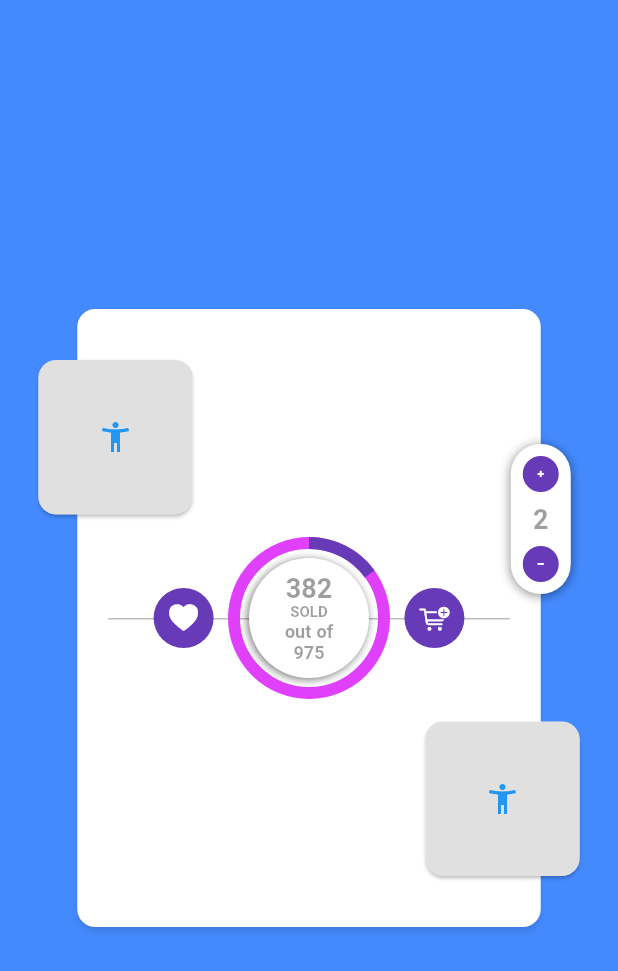
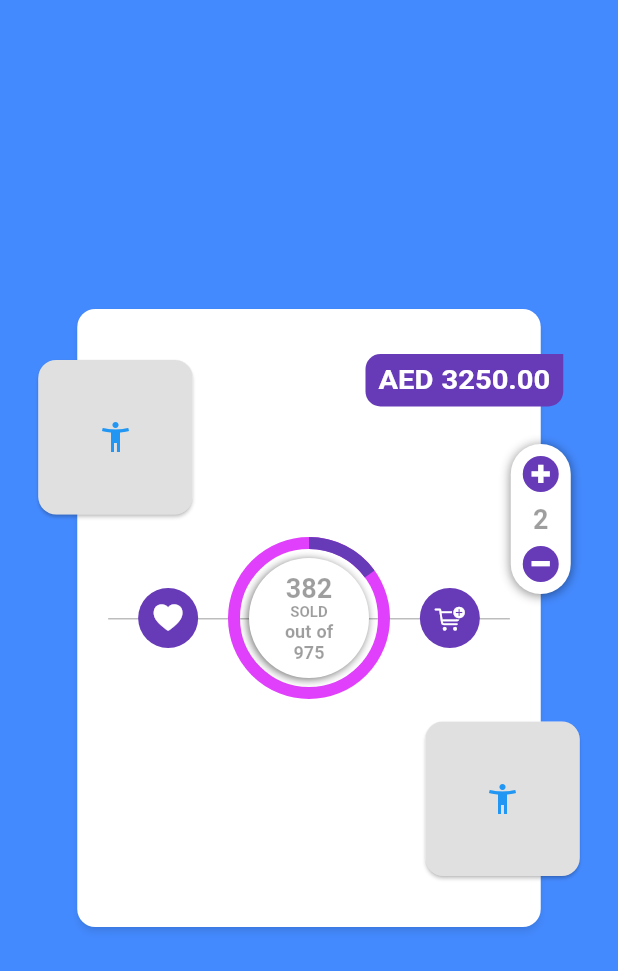
Before and after one commit to mazenhalawi/WAW-ECommerce, a Flutter app: the HomeScene screen opened by its route, on a phone screen of 412 x 824 dp. Shown: the top 971 px of the screen. Run offline on Flutter 3.47's test engine with Material 2 defaults, Android fonts, the phone set to English and light mode, and no system bars; our stand-ins replace modal_progress_hud; accounts and stored records are empty.

```diff
--- /dev/null
+++ b/waw_app/lib/Models/Product.dart
@@ -0,0 +1,26 @@
+import 'package:flutter/foundation.dart';
+
+class Product {
+  int id;
+  bool isPrize;
+  String image;
+  String name;
+  String description;
+
+  Product(
+      {@required this.id,
+      this.isPrize,
+      this.image,
+      this.name,
+      this.description});
+
+  factory Product.fromJSON(Map<String, dynamic> json) {
+    return Product(
+      id: json['id'],
+      isPrize: json['is_prize'] == 1,
+      image: json['image'],
+      name: json['name'],
+      description: json['description'],
+    );
+  }
+}
--- a/waw_app/lib/Scenes/HomeScene.dart
+++ b/waw_app/lib/Scenes/HomeScene.dart
@@ -42,24 +42,28 @@ class _HomeSceneState extends State<HomeScene>
                   width: mediaQuery.size.width * 0.75,
                   height: mediaQuery.size.width,
                 ),
+                //Upper Left Image - Product Image
                 Positioned(
                   left: -30,
                   top: 30,
                   child: FlyerCard(),
                 ),
+                //Lower Right Image - Win Image
                 Positioned(
                   bottom: 30,
                   right: -30,
                   child: FlyerCard(),
                 ),
+                //Horizontal Line
                 Positioned(
                   top: mediaQuery.size.width / 2,
                   left: (mediaQuery.size.width * 0.10) / 2,
                   child: HorizontalLine(),
                 ),
+                //Add to Wish List Button
                 Positioned(
                   top: mediaQuery.size.width / 2 - 20,
-                  left: mediaQuery.size.width * 0.15 / 2 + 20,
+                  left: mediaQuery.size.width * 0.10 / 2 + 20,
                   child: CircularButton(
                     radius: 20,
                     icon: Icon(
@@ -69,9 +73,10 @@ class _HomeSceneState extends State<HomeScene>
                     onPressed: () {},
                   ),
                 ),
+                //Add to Cart Button
                 Positioned(
                   top: mediaQuery.size.width / 2 - 20,
-                  right: mediaQuery.size.width * 0.15 / 2 + 20,
+                  right: mediaQuery.size.width * 0.10 / 2 + 20,
                   child: CircularButton(
                     radius: 20,
                     icon: Icon(
@@ -81,20 +86,61 @@ class _HomeSceneState extends State<HomeScene>
                     onPressed: () {},
                   ),
                 ),
+                //Circle Sales Percentage Indicator
                 Positioned(
                   top: mediaQuery.size.width / 2 - 50,
                   left: mediaQuery.size.width * 0.75 / 2 - 50,
                   child: CircularIndicator(),
                 ),
+                //Circle Sales Info
                 Positioned(
                   top: mediaQuery.size.width / 2 - 40,
                   left: mediaQuery.size.width * 0.75 / 2 - 40,
                   child: SalesInfoCircle(),
                 ),
+                //Quantity Adjuster
                 Positioned(
                   top: 90,
                   right: -20,
+                  child: QuantityAdjuster(),
+                ),
+                //Price Tag
+                Positioned(
+                  top: 30,
+                  right: -15,
                   child: Container(
+                    height: 35,
+                    width: mediaQuery.size.width * 0.32,
+                    decoration: BoxDecoration(
+                      color: kPRIMARY_COLOR,
+                      borderRadius: BorderRadius.only(
+                        topLeft: Radius.circular(10),
+                        bottomLeft: Radius.circular(10),
+                        bottomRight: Radius.circular(10),
+                      ),
+                    ),
+                    child: FittedBox(
+                      fit: BoxFit.fill,
+                      child: Padding(
+                        padding: const EdgeInsets.all(8.0),
+                        child: Text(
+                          'AED 3250.00',
+                          style: TextStyle(color: Colors.white),
+                        ),
+                      ),
+                    ),
+                  ),
+                ),
+              ],
+            ),
+          ),
+        ),
+      ),
+    );
+  }
+
+  Widget QuantityAdjuster() {
+    return Container(
       width: 40,
       height: 100,
       decoration: BoxDecoration(
@@ -119,7 +165,6 @@ class _HomeSceneState extends State<HomeScene>
                 icon: Icon(
                   WAWApp.plus,
                   color: Colors.white,
-                                size: 8,
                 ),
                 onPressed: () => print('adding an item')),
             Text('2'),
@@ -128,17 +173,9 @@ class _HomeSceneState extends State<HomeScene>
                 icon: Icon(
                   WAWApp.minus,
                   color: Colors.white,
-                                size: 8,
                 ),
                 onPressed: () => print('removing an item')),
           ],
-                      ),
-                    ),
-                  ),
-                ),
-              ],
-            ),
-          ),
         ),
       ),
     );
@@ -201,14 +238,17 @@ class _HomeSceneState extends State<HomeScene>
 
   Widget CircularButton(
       {@required double radius, Icon icon, Function onPressed}) {
-    return CircleAvatar(
+    return GestureDetector(
+      onTap: onPressed,
+      child: CircleAvatar(
         radius: radius,
         backgroundColor: kPRIMARY_COLOR,
         child: FittedBox(
-        fit: BoxFit.fill,
+          fit: BoxFit.scaleDown,
           child: IconButton(
             icon: icon,
             onPressed: onPressed,
+          ),
         ),
       ),
     );
```
Also changed, not shown: waw_app/lib/Models/Campaign.dart (added, +63 -0 lines), waw_app/lib/Models/Offer.dart (added, +17 -0 lines), waw_app/lib/Models/Prize.dart (added, +26 -0 lines). Lines whose indentation alone changed are shown as unchanged.
